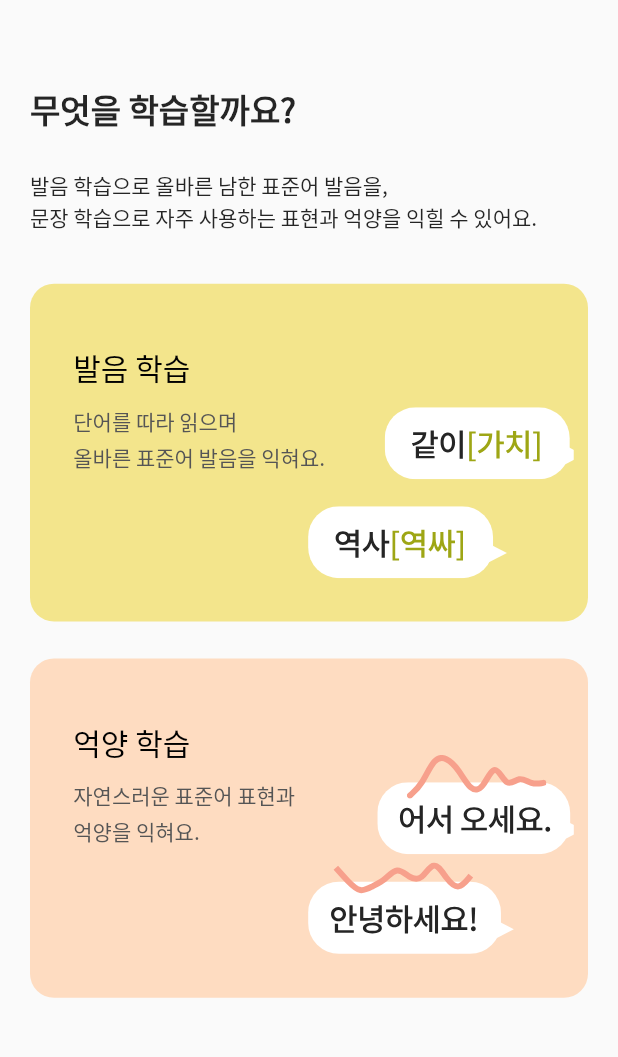
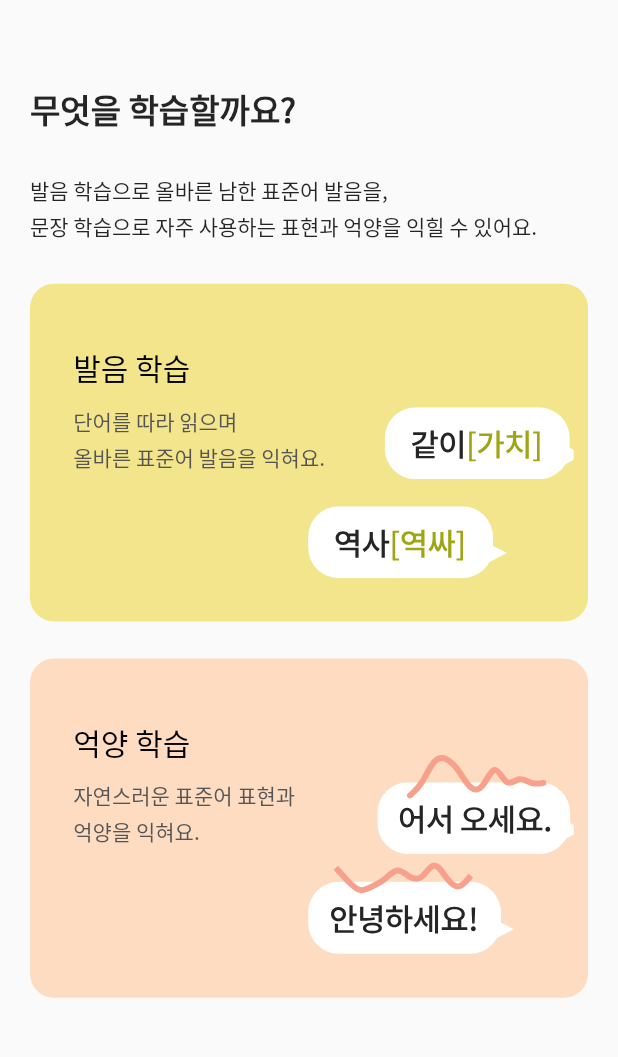
Before and after one commit to YeonJeans/Saera-Flutter, a Flutter app: the LearnPage screen opened directly, on a phone screen of 412 x 824 dp, the part 50-1107 px from its top. Run offline on Flutter 3.47's test engine with Material 2 defaults, Android fonts, the phone set to English and light mode, and no system bars; our stand-ins replace audioplayers, carousel_slider, fl_chart, flutter_svg, fluttertoast, get and 5 more; missing offline and left inert: dart:ffi, flutter_sound; accounts and stored records are empty; project files that could hold a hidden picture were left out.

Commit message:
[Setting/#50] Setting Icons and Font

```diff
--- a/lib/learn/presentation/learn_screen.dart
+++ b/lib/learn/presentation/learn_screen.dart
@@ -1,6 +1,7 @@
 import 'package:flutter/material.dart';
 import 'package:flutter_svg/svg.dart';
 import 'package:get/get.dart';
+import 'package:saera/learn/presentation/pronunciation_main_screen.dart';
 import 'package:saera/style/color.dart';
 import 'package:saera/style/font.dart';
 
@@ -45,7 +46,7 @@ class _LearnPageState extends State<LearnPage> {
       padding: EdgeInsets.only(top: MediaQuery.of(context).size.height*0.03, left: 10, right: 10),
       child: const Text(
         '발음 학습으로 올바른 남한 표준어 발음을,\n문장 학습으로 자주 사용하는 표현과 억양을 익힐 수 있어요.',
-        style: TextStyles.regular25TextStyle,
+        style: TextStyles.regular25TextStyleHeight,
       ),
     );
 
@@ -70,8 +71,9 @@ class _LearnPageState extends State<LearnPage> {
     }
 
     Widget goWordButtonSection = InkWell(
-      onTap: null,
+      onTap: () => Get.to(PronunciationMainPage()),
       child: Container(
+        margin: EdgeInsets.only(top: MediaQuery.of(context).size.height*0.01),
         padding: EdgeInsets.only(bottom: MediaQuery.of(context).size.height*0.035),
         decoration: const BoxDecoration(
           color: ColorStyles.saeraWord,
@@ -163,7 +165,7 @@ class _LearnPageState extends State<LearnPage> {
               )
             ),
             body: Container(
-              margin: EdgeInsets.only(top: MediaQuery.of(context).size.height*0.03),
+              margin: EdgeInsets.only(top: MediaQuery.of(context).size.height*0.02),
               padding: const EdgeInsets.symmetric(horizontal: 20.0),
               child: ListView(
                 physics: const NeverScrollableScrollPhysics(),
--- a/lib/style/font.dart
+++ b/lib/style/font.dart
@@ -10,6 +10,7 @@ class TextStyles {
   static const small25TextStyle = TextStyle(fontFamily: "NotoSansKR", fontSize: 12, fontWeight: FontWeight.normal, color: Color(0xff252525));
   static const small55TextStyle = TextStyle(fontFamily: "NotoSansKR", fontSize: 12, fontWeight: FontWeight.normal, color: Color(0xff555555));
   static const small66TextStyle = TextStyle(fontFamily: "NotoSansKR", fontSize: 12, fontWeight: FontWeight.normal, color: Color(0xff666666));
+  static const small66BoldTextStyle = TextStyle(fontFamily: "NotoSansKR", fontSize: 12, fontWeight: FontWeight.w500, color: Color(0xff666666));
   static const small82TextStyle = TextStyle(fontFamily: "NotoSansKR", fontSize: 12, fontWeight: FontWeight.w500, color: Color(0xff828282));
   static const small99TextStyle = TextStyle(fontFamily: "NotoSansKR", fontSize: 12, fontWeight: FontWeight.normal, color: Color(0xff999999));
   static const smallFFTextStyle = TextStyle(fontFamily: "NotoSansKR", fontSize: 12, fontWeight: FontWeight.normal, color: Color(0xffFFFFFF));
@@ -17,7 +18,9 @@ class TextStyles {
   static const smallRedTextStyle = TextStyle(fontFamily: "NotoSansKR", fontSize: 12, fontWeight: FontWeight.w500, color: Color(0xffEC5D77));
 
   static const regular00TextStyle = TextStyle(fontFamily: "NotoSansKR", fontSize: 14, fontWeight: FontWeight.normal, color: Color(0xff000000));
+  static const regular00BoldTextStyle = TextStyle(fontFamily: "NotoSansKR", fontSize: 14, fontWeight: FontWeight.w500, color: Color(0xff000000));
   static const regular25TextStyle = TextStyle(fontFamily: "NotoSansKR", fontSize: 14, fontWeight: FontWeight.normal, color: Color(0xff252525));
+  static const regular25TextStyleHeight = TextStyle(fontFamily: "NotoSansKR", fontSize: 14, fontWeight: FontWeight.normal, color: Color(0xff252525), height: 1.7);
   static const regular99TextStyle = TextStyle(fontFamily: "NotoSansKR", fontSize: 14, fontWeight: FontWeight.normal, color: Color(0xff999999));
   static const regular25BoldTextStyle = TextStyle(fontFamily: "NotoSansKR", fontSize: 14, fontWeight: FontWeight.w700, color: Color(0xff252525));
   static const regular55TextStyle = TextStyle(fontFamily: "NotoSansKR", fontSize: 14, fontWeight: FontWeight.normal, color: Color(0xff555555), height: 1.7);
```
Also changed, not shown: assets/icons/word_main_next.svg (added).
